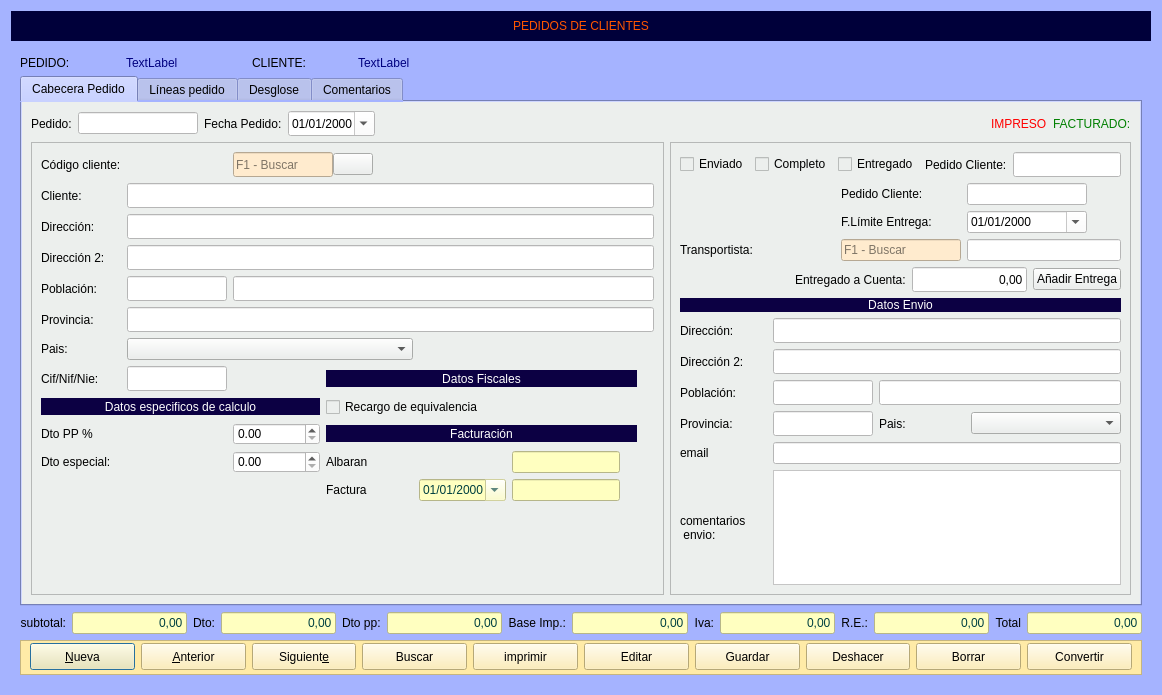
First picture: the form in Zona_Ventas/frmpedidos.ui, repository arcnexus/RedFoX, before the edit.
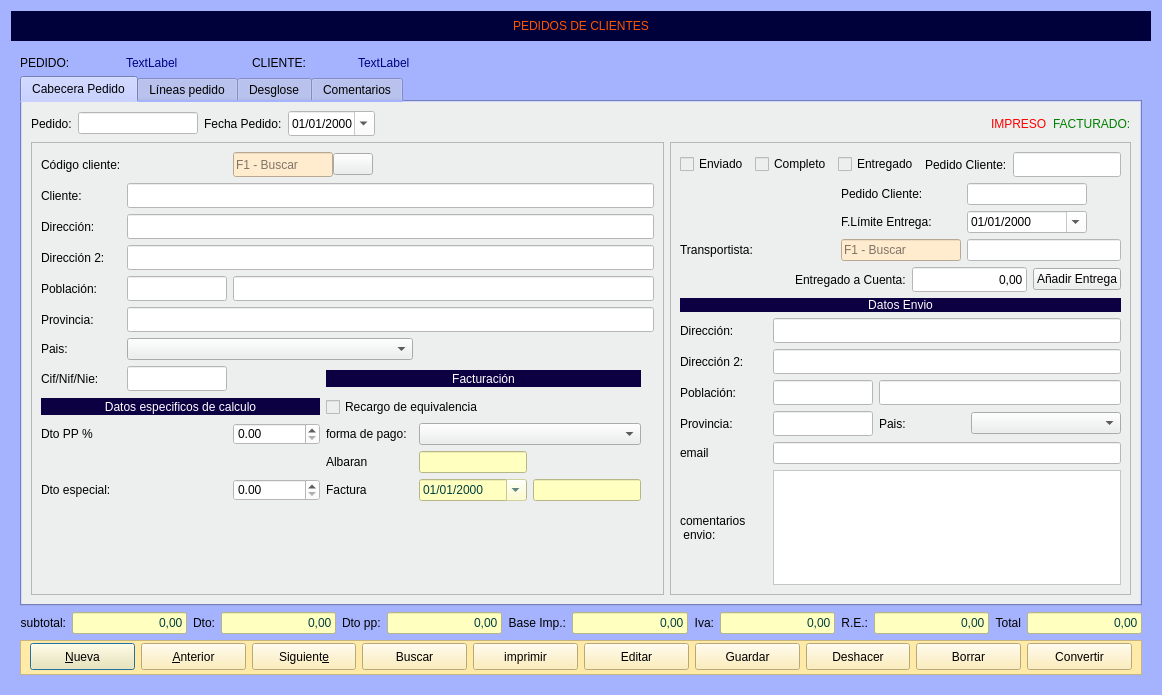
Second picture: the form after the edit. Icons and pictures are not drawn.

Patch:
```diff
--- a/Zona_Ventas/frmpedidos.ui
+++ b/Zona_Ventas/frmpedidos.ui
@@ -1234,29 +1234,6 @@
                 </property>
                </widget>
               </item>
-              <item row="14" column="4">
-               <widget class="QDateEdit" name="txtfecha_factura">
-                <property name="enabled">
-                 <bool>false</bool>
-                </property>
-                <property name="sizePolicy">
-                 <sizepolicy hsizetype="Preferred" vsizetype="Fixed">
-                  <horstretch>0</horstretch>
-                  <verstretch>0</verstretch>
-                 </sizepolicy>
-                </property>
-                <property name="styleSheet">
-                 <string notr="true">background-color: rgb(255, 255, 192);
-color: rgb(0, 64, 64);</string>
-                </property>
-                <property name="displayFormat">
-                 <string>dd/MM/yyyy</string>
-                </property>
-                <property name="calendarPopup">
-                 <bool>true</bool>
-                </property>
-               </widget>
-              </item>
               <item row="8" column="1">
                <widget class="QLineEdit" name="txtcif">
                 <property name="minimumSize">
@@ -1295,27 +1272,7 @@
                 </property>
                </widget>
               </item>
-              <item row="8" column="3" colspan="4">
-               <widget class="QLabel" name="label_49">
-                <property name="maximumSize">
-                 <size>
-                  <width>16777215</width>
-                  <height>17</height>
-                 </size>
-                </property>
-                <property name="styleSheet">
-                 <string notr="true">background-color: rgb(12, 0, 67);
-color: rgb(255, 255, 255);</string>
-                </property>
-                <property name="text">
-                 <string>Datos Fiscales</string>
-                </property>
-                <property name="alignment">
-                 <set>Qt::AlignCenter</set>
-                </property>
-               </widget>
-              </item>
-              <item row="12" column="2">
+              <item row="13" column="2">
                <widget class="QDoubleSpinBox" name="spin_porc_dto_especial">
                 <property name="styleSheet">
                  <string notr="true">background-color: rgb(255, 255, 255);</string>
@@ -1335,23 +1292,6 @@
                 </property>
                </widget>
               </item>
-              <item row="12" column="5">
-               <widget class="QLineEdit" name="txtalbaran">
-                <property name="enabled">
-                 <bool>false</bool>
-                </property>
-                <property name="sizePolicy">
-                 <sizepolicy hsizetype="Preferred" vsizetype="Fixed">
-                  <horstretch>0</horstretch>
-                  <verstretch>0</verstretch>
-                 </sizepolicy>
-                </property>
-                <property name="styleSheet">
-                 <string notr="true">background-color: rgb(255, 255, 192);
-color: rgb(0, 64, 64);</string>
-                </property>
-               </widget>
-              </item>
               <item row="2" column="0">
                <widget class="QLabel" name="label_4">
                 <property name="text">
@@ -1359,7 +1299,7 @@
                 </property>
                </widget>
               </item>
-              <item row="12" column="0">
+              <item row="13" column="0">
                <widget class="QLabel" name="label_50">
                 <property name="text">
                  <string>Dto especial:</string>
@@ -1393,26 +1333,6 @@
                 </property>
                </widget>
               </item>
-              <item row="11" column="3" colspan="4">
-               <widget class="QLabel" name="label_61">
-                <property name="maximumSize">
-                 <size>
-                  <width>16777215</width>
-                  <height>17</height>
-                 </size>
-                </property>
-                <property name="styleSheet">
-                 <string notr="true">background-color: rgb(12, 0, 67);
-color: rgb(255, 255, 255);</string>
-                </property>
-                <property name="text">
-                 <string>Facturación</string>
-                </property>
-                <property name="alignment">
-                 <set>Qt::AlignCenter</set>
-                </property>
-               </widget>
-              </item>
               <item row="4" column="1" colspan="7">
                <widget class="QLineEdit" name="txtdireccion2">
                 <property name="minimumSize">
@@ -1429,14 +1349,7 @@
               <item row="7" column="1" colspan="3">
                <widget class="QComboBox" name="cboPais"/>
               </item>
-              <item row="14" column="3">
-               <widget class="QLabel" name="lblNumFactura">
-                <property name="text">
-                 <string>Factura</string>
-                </property>
-               </widget>
-              </item>
-              <item row="15" column="3">
+              <item row="16" column="3">
                <spacer name="verticalSpacer">
                 <property name="orientation">
                  <enum>Qt::Vertical</enum>
@@ -1468,23 +1381,6 @@
                 </property>
                </widget>
               </item>
-              <item row="14" column="5">
-               <widget class="QLineEdit" name="txtcNumFra">
-                <property name="enabled">
-                 <bool>false</bool>
-                </property>
-                <property name="sizePolicy">
-                 <sizepolicy hsizetype="Preferred" vsizetype="Fixed">
-                  <horstretch>0</horstretch>
-                  <verstretch>0</verstretch>
-                 </sizepolicy>
-                </property>
-                <property name="styleSheet">
-                 <string notr="true">background-color: rgb(255, 255, 192);
-color: rgb(0, 64, 64);</string>
-                </property>
-               </widget>
-              </item>
               <item row="10" column="3" colspan="3">
                <widget class="QCheckBox" name="chklporc_rec">
                 <property name="enabled">
@@ -1495,6 +1391,107 @@
                 </property>
                </widget>
               </item>
+              <item row="8" column="3" colspan="3">
+               <widget class="QLabel" name="label_61">
+                <property name="maximumSize">
+                 <size>
+                  <width>16777215</width>
+                  <height>17</height>
+                 </size>
+                </property>
+                <property name="styleSheet">
+                 <string notr="true">background-color: rgb(12, 0, 67);
+color: rgb(255, 255, 255);</string>
+                </property>
+                <property name="text">
+                 <string>Facturación</string>
+                </property>
+                <property name="alignment">
+                 <set>Qt::AlignCenter</set>
+                </property>
+               </widget>
+              </item>
+              <item row="11" column="3">
+               <widget class="QLabel" name="label_30">
+                <property name="text">
+                 <string>forma de pago:</string>
+                </property>
+               </widget>
+              </item>
+              <item row="12" column="3">
+               <widget class="QLabel" name="lblAlbaran">
+                <property name="text">
+                 <string>Albaran</string>
+                </property>
+               </widget>
+              </item>
+              <item row="12" column="4">
+               <widget class="QLineEdit" name="txtalbaran">
+                <property name="enabled">
+                 <bool>false</bool>
+                </property>
+                <property name="sizePolicy">
+                 <sizepolicy hsizetype="Preferred" vsizetype="Fixed">
+                  <horstretch>0</horstretch>
+                  <verstretch>0</verstretch>
+                 </sizepolicy>
+                </property>
+                <property name="styleSheet">
+                 <string notr="true">background-color: rgb(255, 255, 192);
+color: rgb(0, 64, 64);</string>
+                </property>
+               </widget>
+              </item>
+              <item row="13" column="3">
+               <widget class="QLabel" name="lblNumFactura">
+                <property name="text">
+                 <string>Factura</string>
+                </property>
+               </widget>
+              </item>
+              <item row="13" column="4">
+               <widget class="QDateEdit" name="txtfecha_factura">
+                <property name="enabled">
+                 <bool>false</bool>
+                </property>
+                <property name="sizePolicy">
+                 <sizepolicy hsizetype="Preferred" vsizetype="Fixed">
+                  <horstretch>0</horstretch>
+                  <verstretch>0</verstretch>
+                 </sizepolicy>
+                </property>
+                <property name="styleSheet">
+                 <string notr="true">background-color: rgb(255, 255, 192);
+color: rgb(0, 64, 64);</string>
+                </property>
+                <property name="displayFormat">
+                 <string>dd/MM/yyyy</string>
+                </property>
+                <property name="calendarPopup">
+                 <bool>true</bool>
+                </property>
+               </widget>
+              </item>
+              <item row="13" column="5">
+               <widget class="QLineEdit" name="txtcNumFra">
+                <property name="enabled">
+                 <bool>false</bool>
+                </property>
+                <property name="sizePolicy">
+                 <sizepolicy hsizetype="Preferred" vsizetype="Fixed">
+                  <horstretch>0</horstretch>
+                  <verstretch>0</verstretch>
+                 </sizepolicy>
+                </property>
+                <property name="styleSheet">
+                 <string notr="true">background-color: rgb(255, 255, 192);
+color: rgb(0, 64, 64);</string>
+                </property>
+               </widget>
+              </item>
+              <item row="11" column="4" colspan="2">
+               <widget class="QComboBox" name="cboFormapago"/>
+              </item>
              </layout>
             </widget>
            </item>
```
Left out of the diff: 21 changed lines with no effect on the pictures.
